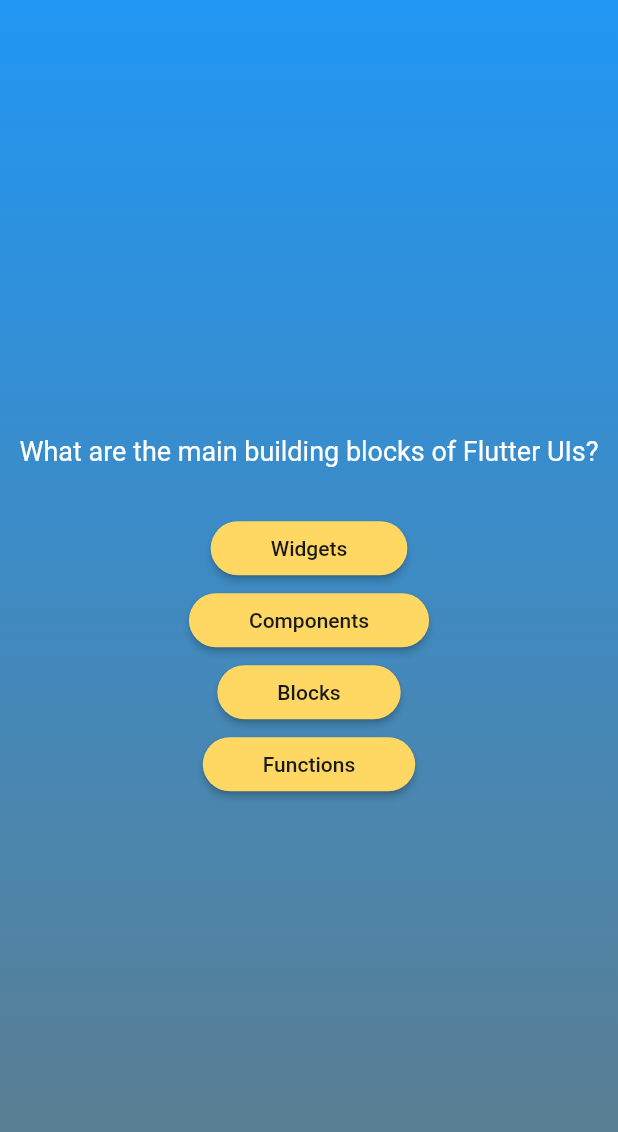
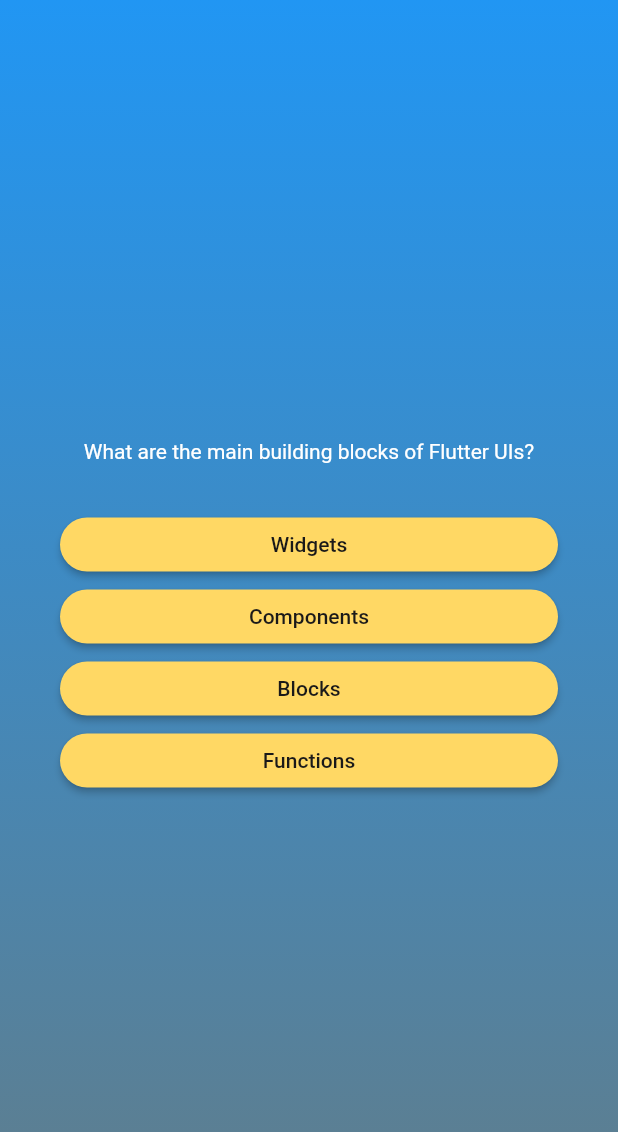
Before and after one commit to yhrjfj/basics_quiz, a Flutter app: the screen it shows after launch, after a tap on "Start Quiz", on a phone screen of 412 x 824 dp. Shown: the top 1132 px of the screen. Run offline on Flutter 3.47's test engine with Material 2 defaults, Android fonts, the light colour scheme and no system bars.

Commit message:
Some minor change in question_screen

```diff
--- a/lib/questions_screen.dart
+++ b/lib/questions_screen.dart
@@ -20,15 +20,19 @@
     // Return
     return SizedBox(
       width: double.infinity,
+      child: Container(
+        margin: const EdgeInsets.all(40),
         child: Column(
           mainAxisAlignment: MainAxisAlignment.center,
+          crossAxisAlignment: CrossAxisAlignment.stretch,
           children: [
             Text(
               currentQuestion.text,
               style: const TextStyle(
                 color: Colors.white,
-              fontSize: 18,
+                // fontSize: 15,
               ),
+              textAlign: TextAlign.center,
             ),
             const SizedBox(
               height: 30,
@@ -43,6 +47,7 @@
             ),
           ],
         ),
+      ),
     );
   }
 }
```
Lines whose indentation alone changed are shown as unchanged.
